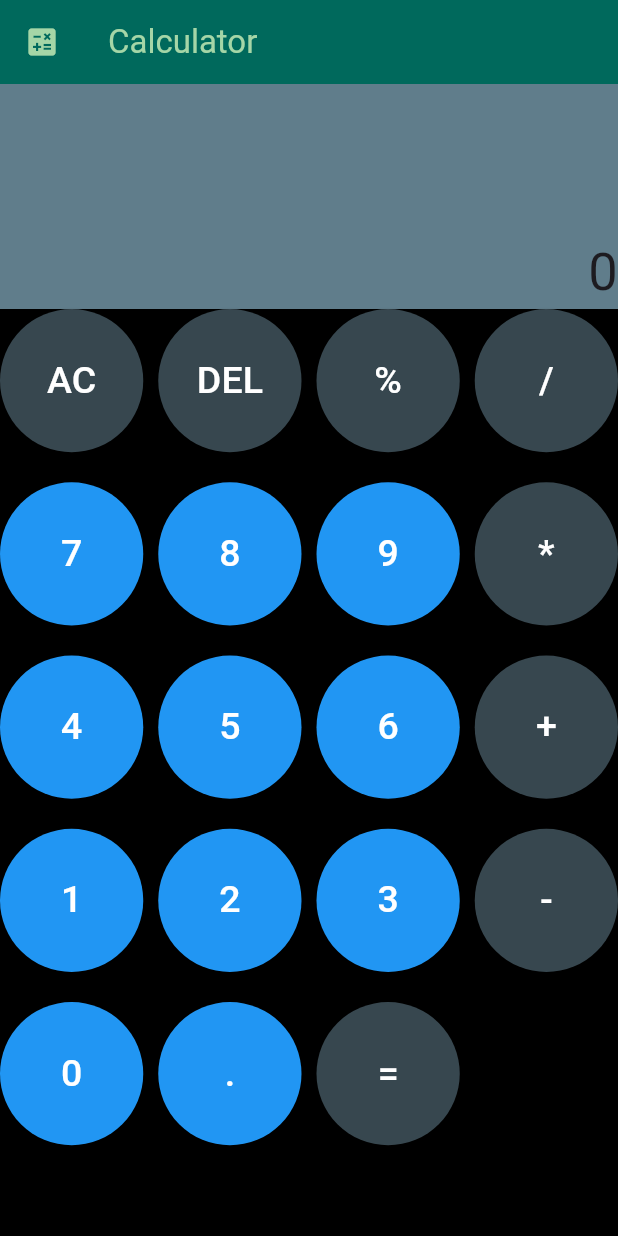
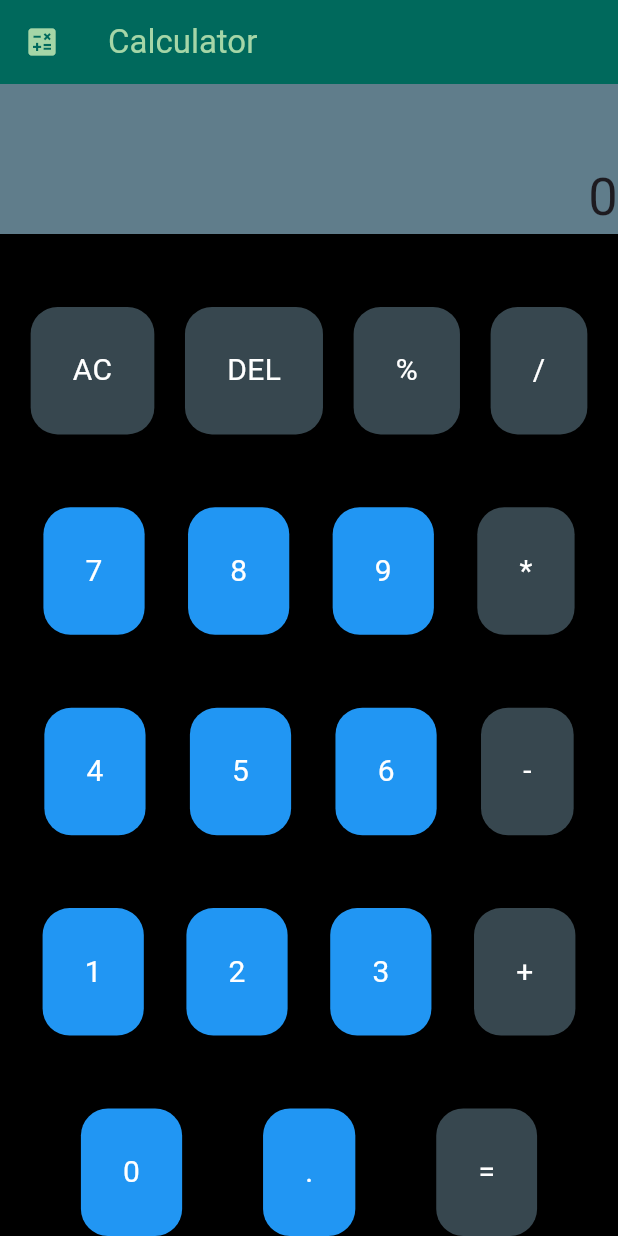
Before and after one commit to Abdelrahman-Ahmed-2003/Flutter_Projects, a Flutter app: the screen it shows after launch, on a phone screen of 412 x 824 dp. Run offline on Flutter 3.47's test engine with Material 3 defaults, Android fonts, the phone set to English and light mode, and no system bars; our stand-ins replace bloc, flutter_bloc, geolocator, hive, hive_flutter, table_calendar; accounts and stored records are empty.

Commit message:
changes to be committed

```diff
--- a/Calculator/lib/main.dart
+++ b/Calculator/lib/main.dart
@@ -1,5 +1,3 @@
-import 'dart:ffi';
-
 import 'package:flutter/material.dart';
 
 void main() => runApp(const MyApp());
@@ -24,9 +22,34 @@ class Calculator extends StatefulWidget {
 }
 
 class _CalculatorState extends State<Calculator> {
-  Widget calcbutton(String but, Color butcolor, ShapeBorder shap) {
-    return MaterialButton(
-        shape: shap,
+  Widget calcbutton(String but, Color butcolor) {
+    return IconButton(
+      style: ButtonStyle(
+        padding: MaterialStateProperty.all<EdgeInsetsGeometry>(
+          const EdgeInsets.all(28.0),
+        ),
+        backgroundColor: MaterialStateProperty.all<Color>(butcolor),
+        shape: MaterialStateProperty.all<RoundedRectangleBorder>(
+          RoundedRectangleBorder(
+            borderRadius: BorderRadius.circular(18.0),
+          ),
+        ),
+      ),
+      onPressed: () {
+        calculation(but);
+      },
+      icon: Text(
+        but,
+        style: const TextStyle(color: Colors.white, fontSize: 20.0),
+      ),
+      iconSize: 20.0,
+    );
+    /*MaterialButton(
+        shape: const CircleBorder(
+            side: BorderSide(
+          color: Colors.black,
+          width: 0.0,
+        )),
         onPressed: () {
           calculation(but);
         },
@@ -34,8 +57,8 @@ class _CalculatorState extends State<Calculator> {
         child: Text(but,
             style: const TextStyle(
               color: Colors.white,
-              fontSize: 25,
-            )));
+              fontSize: 20,
+            )));*/
   }
 
   @override
@@ -48,55 +71,61 @@ class _CalculatorState extends State<Calculator> {
           backgroundColor: Colors.teal[800],
           foregroundColor: Colors.green[200],
         ),
-        body: ListView(
+        body: Column(
+          mainAxisAlignment: MainAxisAlignment.spaceBetween,
           children: [
             Container(
                 color: Colors.blueGrey,
-                width: 500,
-                height: 150,
+                height: 100.0,
                 alignment: Alignment.bottomRight,
                 child: Text(
                   "$text",
                   style: const TextStyle(fontSize: 35.0),
                 )),
-            Container(
-              padding: const EdgeInsets.only(top: 0.0),
-              child: GridView.count(
-                  physics: const NeverScrollableScrollPhysics(),
-                  shrinkWrap: true,
-                  crossAxisCount: 4,
-                  mainAxisSpacing: 20.0,
-                  crossAxisSpacing: 10.0,
-                  children: [
-                    calcbutton(
-                        "AC", Colors.blueGrey[800]!, const CircleBorder()),
-                    calcbutton(
-                        "DEL", Colors.blueGrey[800]!, const CircleBorder()),
-                    calcbutton(
-                        "%", Colors.blueGrey[800]!, const CircleBorder()),
-                    calcbutton(
-                        "/", Colors.blueGrey[800]!, const CircleBorder()),
-                    calcbutton("7", Colors.blue, const CircleBorder()),
-                    calcbutton("8", Colors.blue, const CircleBorder()),
-                    calcbutton("9", Colors.blue, const CircleBorder()),
-                    calcbutton(
-                        "*", Colors.blueGrey[800]!, const CircleBorder()),
-                    calcbutton("4", Colors.blue, const CircleBorder()),
-                    calcbutton("5", Colors.blue, const CircleBorder()),
-                    calcbutton("6", Colors.blue, const CircleBorder()),
-                    calcbutton(
-                        "+", Colors.blueGrey[800]!, const CircleBorder()),
-                    calcbutton("1", Colors.blue, const CircleBorder()),
-                    calcbutton("2", Colors.blue, const CircleBorder()),
-                    calcbutton("3", Colors.blue, const CircleBorder()),
-                    calcbutton(
-                        "-", Colors.blueGrey[800]!, const CircleBorder()),
-                    calcbutton("0", Colors.blue, const StadiumBorder()),
-                    calcbutton(".", Colors.blue, const CircleBorder()),
-                    calcbutton(
-                        "=", Colors.blueGrey[800]!, const CircleBorder()),
-                  ]),
-            )
+            Row(
+              mainAxisAlignment: MainAxisAlignment.spaceEvenly,
+              children: [
+                calcbutton("AC", Colors.blueGrey[800]!),
+                calcbutton("DEL", Colors.blueGrey[800]!),
+                calcbutton("%", Colors.blueGrey[800]!),
+                calcbutton("/", Colors.blueGrey[800]!),
+              ],
+            ),
+            Row(
+              mainAxisAlignment: MainAxisAlignment.spaceEvenly,
+              children: [
+                calcbutton("7", Colors.blue),
+                calcbutton("8", Colors.blue),
+                calcbutton("9", Colors.blue),
+                calcbutton("*", Colors.blueGrey[800]!),
+              ],
+            ),
+            Row(
+              mainAxisAlignment: MainAxisAlignment.spaceEvenly,
+              children: [
+                calcbutton("4", Colors.blue),
+                calcbutton("5", Colors.blue),
+                calcbutton("6", Colors.blue),
+                calcbutton("-", Colors.blueGrey[800]!),
+              ],
+            ),
+            Row(
+              mainAxisAlignment: MainAxisAlignment.spaceEvenly,
+              children: [
+                calcbutton("1", Colors.blue),
+                calcbutton("2", Colors.blue),
+                calcbutton("3", Colors.blue),
+                calcbutton("+", Colors.blueGrey[800]!),
+              ],
+            ),
+            Row(
+              mainAxisAlignment: MainAxisAlignment.spaceEvenly,
+              children: [
+                calcbutton("0", Colors.blue),
+                calcbutton(".", Colors.blue),
+                calcbutton("=", Colors.blueGrey[800]!),
+              ],
+            ),
           ],
         ));
   }
```
Also changed, not shown: Calculator/pubspec.lock.
